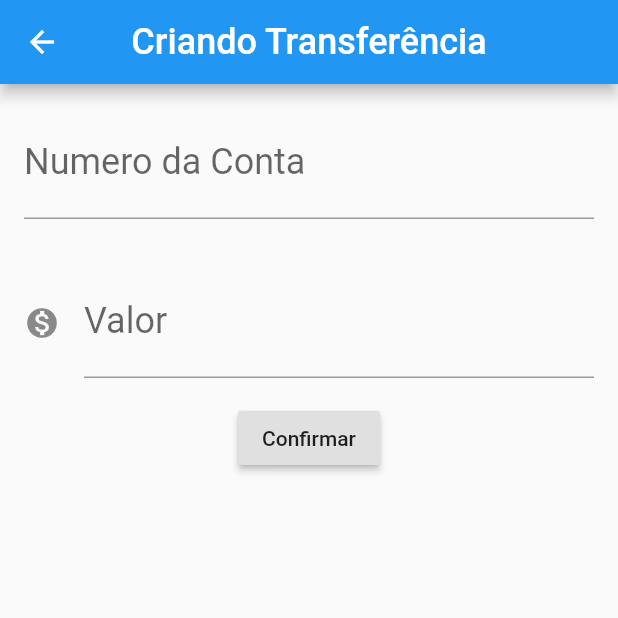
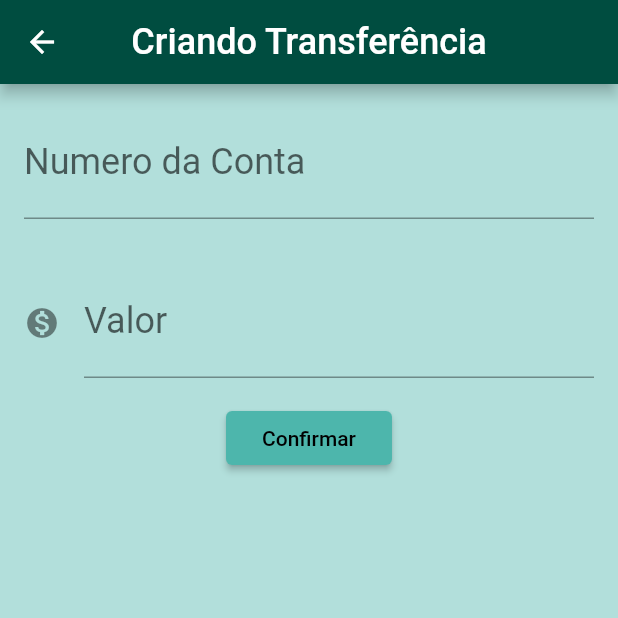
Before and after one commit to MuriloAlexSilva/modelo_transferencia, a Flutter app: the screen it shows after launch, after a tap on the "add" icon, on a phone screen of 412 x 824 dp, the top half of it. Run offline on Flutter 3.47's test engine with Material 2 defaults, Android fonts, the phone set to English and light mode, and no system bars.

```diff
--- /dev/null
+++ b/modelo_transferencia/lib/components/editor.dart
@@ -0,0 +1,29 @@
+import 'package:flutter/material.dart';
+
+class Editor extends StatelessWidget {
+  final TextEditingController controlador; //var do controlador
+  final String rotulo;
+  final String dica;
+  final IconData icone; //var do icone
+
+  //Quando coloca o construtor com {} vc deixa o mesmo, opcional, igual os Widgets do flutter
+  const Editor({Key key, this.controlador, this.rotulo, this.dica, this.icone})
+      : super(key: key);
+
+  @override
+  Widget build(BuildContext context) {
+    return Padding(
+      padding: const EdgeInsets.all(16.0),
+      child: TextField(
+        controller: controlador,
+        style: TextStyle(fontSize: 24),
+        decoration: InputDecoration(
+            labelText: rotulo,
+            hintText: dica,
+            icon: icone != null ? Icon(icone) : null
+            //Seria se o icone diferente de nulo, mostrar o icone, senão ficar nulo
+            ),
+      ),
+    );
+  }
+}
--- a/modelo_transferencia/lib/main.dart
+++ b/modelo_transferencia/lib/main.dart
@@ -1,5 +1,5 @@
 import 'package:flutter/material.dart';
-import 'package:modelo_transferencia/views/page_listaTransferencia.dart';
+import 'package:modelo_transferencia/views/lista_transferencia.dart';
 
 void main() {
   runApp(MyApp());
@@ -9,7 +9,17 @@ class MyApp extends StatelessWidget {
   @override
   Widget build(BuildContext context) {
     return MaterialApp(
-      theme: ThemeData.light(),
+      debugShowCheckedModeBanner: false,
+      theme: ThemeData(
+        primaryColor: Colors.teal[900],
+        backgroundColor: Colors.teal[100],
+        accentColor: Colors.teal[900],
+        buttonColor: Colors.teal[300],
+        buttonTheme: ButtonThemeData(
+          textTheme: ButtonTextTheme.primary,
+          buttonColor: Colors.teal[300],
+        ),
+      ),
       home: ListaTransferencia(),
     );
   }
--- /dev/null
+++ b/modelo_transferencia/lib/models/transferencia.dart
@@ -0,0 +1,10 @@
+class Transferencia {
+  final double valor;
+  final int numeroConta;
+
+  Transferencia(this.valor, this.numeroConta);
+
+  @override
+  String toString() =>
+      'Transferencia(valor: $valor, numeroConta: $numeroConta)';
+}
--- a/modelo_transferencia/lib/views/page_transferencia.dart
+++ b/modelo_transferencia/lib/views/formulario.dart
@@ -1,4 +1,6 @@
 import 'package:flutter/material.dart';
+import 'package:modelo_transferencia/components/editor.dart';
+import 'package:modelo_transferencia/models/transferencia.dart';
 
 class PageTransferencia extends StatefulWidget {
   //Controllers para capturar os dados dos TextField
@@ -27,6 +29,7 @@ class _PageTransferenciaState extends State<PageTransferencia> {
   @override
   Widget build(BuildContext context) {
     return Scaffold(
+      backgroundColor: Theme.of(context).backgroundColor,
       appBar: AppBar(
         centerTitle: true,
         title: Text(
@@ -62,42 +65,3 @@ class _PageTransferenciaState extends State<PageTransferencia> {
     );
   }
 }
-
-class Transferencia {
-  final double valor;
-  final int numeroConta;
-
-  Transferencia(this.valor, this.numeroConta);
-
-  @override
-  String toString() =>
-      'Transferencia(valor: $valor, numeroConta: $numeroConta)';
-}
-
-class Editor extends StatelessWidget {
-  final TextEditingController controlador; //var do controlador
-  final String rotulo;
-  final String dica;
-  final IconData icone; //var do icone
-
-  //Quando coloca o construtor com {} vc deixa o mesmo, opcional, igual os Widgets do flutter
-  const Editor({Key key, this.controlador, this.rotulo, this.dica, this.icone})
-      : super(key: key);
-
-  @override
-  Widget build(BuildContext context) {
-    return Padding(
-      padding: const EdgeInsets.all(16.0),
-      child: TextField(
-        controller: controlador,
-        style: TextStyle(fontSize: 24),
-        decoration: InputDecoration(
-            labelText: rotulo,
-            hintText: dica,
-            icon: icone != null ? Icon(icone) : null
-            //Seria se o icone diferente de nulo, mostrar o icone, senão ficar nulo
-            ),
-      ),
-    );
-  }
-}
--- a/modelo_transferencia/lib/views/page_listaTransferencia.dart
+++ b/modelo_transferencia/lib/views/lista_transferencia.dart
@@ -1,5 +1,6 @@
 import 'package:flutter/material.dart';
-import 'package:modelo_transferencia/views/page_transferencia.dart';
+import 'package:modelo_transferencia/models/transferencia.dart';
+import 'package:modelo_transferencia/views/formulario.dart';
 
 class ListaTransferencia extends StatefulWidget {
   @override
@@ -12,6 +13,7 @@ class _ListaTransferenciaState extends State<ListaTransferencia> {
   @override
   Widget build(BuildContext context) {
     return Scaffold(
+      backgroundColor: Theme.of(context).backgroundColor,
       appBar: AppBar(
         title: Text("Lista Transferência"),
         centerTitle: true,
@@ -73,10 +75,11 @@ class ItemTransferencia extends StatelessWidget {
   @override
   Widget build(BuildContext context) {
     return Card(
+      color: Theme.of(context).buttonColor,
       child: ListTile(
         leading: Icon(Icons.monetization_on),
-        title: Text(transferencia.valor.toString()),
-        subtitle: Text(transferencia.numeroConta.toString()),
+        title: Text("Conta: ${transferencia.numeroConta.toString()}"),
+        subtitle: Text("Saldo: \$ ${transferencia.valor.toString()}0"),
       ),
     );
   }
```
